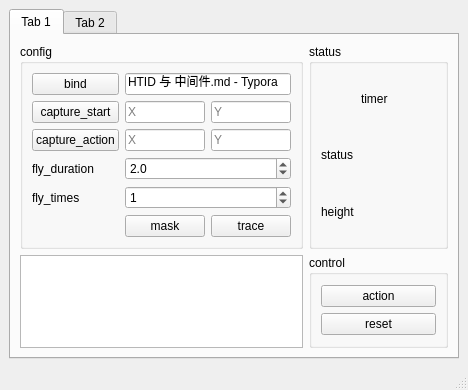
First picture: the form in ui/designer/main_window.ui, repository Airisi/PetHunter, before the edit.
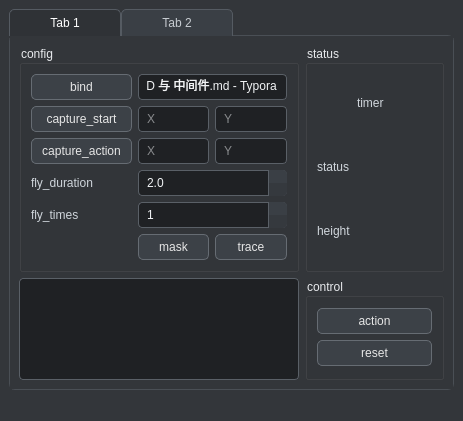
Second picture: the form after the edit.

Commit message: 完善 README 文档，添加项目结构、运行环境及安装说明；在主窗口中实现配置文件的加载与保存功能，增加飞行测量结果的 CSV 输出；优化窗口蒙层和鼠标轨迹的显示逻辑。

```diff
--- a/ui/designer/main_window.ui
+++ b/ui/designer/main_window.ui
@@ -13,6 +13,138 @@
   <property name="windowTitle">
    <string>PetHunter</string>
   </property>
+  <property name="styleSheet">
+   <string notr="true">            QMainWindow {
+                background-color: #2b2d30;
+            }
+
+            QWidget {
+                background-color: #33363a;
+                color: #e8eaed;                 /* 主文字 */
+                font-family: &quot;Microsoft YaHei&quot;;
+                font-size: 9pt;
+            }
+
+            /* ================= Tab ================= */
+            QTabWidget::pane {
+                border: 1px solid #4a4f55;
+                background-color: #2f3236;
+                border-radius: 6px;
+                top: -1px;
+            }
+
+            QTabBar::tab {
+                background-color: #3a3f45;
+                border: 1px solid #555b62;
+                border-bottom: none;
+                padding: 6px 12px;
+                min-width: 86px;
+                color: #c7ccd1;                 /* 次文字 */
+                border-top-left-radius: 5px;
+                border-top-right-radius: 5px;
+            }
+
+            QTabBar::tab:selected {
+                background-color: #2f3236;
+                color: #ffffff;
+            }
+
+            /* ================= Label ================= */
+            QLabel {
+                background-color: transparent;
+                color: #d0d6dc;                 /* 提升对比 */
+            }
+
+            /* ================= 输入控件 ================= */
+            QLineEdit, QSpinBox, QDoubleSpinBox, QTextEdit {
+                background-color: #1f2124;      /* 更深背景 */
+                border: 1px solid #5a6067;
+                border-radius: 4px;
+                color: #f2f4f6;                 /* 提亮文字 */
+                selection-background-color: #4c78a8;
+                selection-color: #ffffff;
+            }
+
+            QLineEdit {
+                padding: 4px 6px;
+            }
+
+            QSpinBox, QDoubleSpinBox {
+                padding: 4px 24px 4px 6px;
+            }
+
+            QSpinBox::up-button, QDoubleSpinBox::up-button {
+                subcontrol-origin: border;
+                subcontrol-position: top right;
+                width: 18px;
+                background-color: #3a3f45;
+                border-left: 1px solid #5a6067;
+                border-top-right-radius: 4px;
+            }
+
+            QSpinBox::down-button, QDoubleSpinBox::down-button {
+                subcontrol-origin: border;
+                subcontrol-position: bottom right;
+                width: 18px;
+                background-color: #35393e;
+                border-left: 1px solid #5a6067;
+                border-bottom-right-radius: 4px;
+            }
+
+            QSpinBox::up-button:hover, QDoubleSpinBox::up-button:hover,
+            QSpinBox::down-button:hover, QDoubleSpinBox::down-button:hover {
+                background-color: #4a5056;
+            }
+
+            /* ================= 按钮 ================= */
+            QPushButton {
+                background-color: #3c4147;
+                color: #e6e6e6;
+                border: 1px solid #666c73;
+                border-radius: 5px;
+                padding: 5px 10px;
+            }
+
+            QPushButton:hover {
+                background-color: #4a5056;
+            }
+
+            QPushButton:pressed {
+                background-color: #2f3338;
+            }
+
+            QPushButton:disabled {
+                background-color: #3a3f45;
+                color: #8b9198;
+            }
+
+            /* ================= 文本框 ================= */
+            QTextEdit {
+                padding: 6px;
+            }
+
+            /* ================= 滚动条 ================= */
+            QScrollBar:vertical {
+                background: #2a2d31;
+                width: 10px;
+                margin: 0px;
+            }
+
+            QScrollBar::handle:vertical {
+                background: #5c636a;
+                border-radius: 5px;
+                min-height: 24px;
+            }
+
+            QScrollBar::handle:vertical:hover {
+                background: #7a828a;
+            }
+
+            QScrollBar::add-line:vertical,
+            QScrollBar::sub-line:vertical {
+                height: 0px;
+            }</string>
+  </property>
   <widget class="QWidget" name="centralwidget">
    <layout class="QVBoxLayout">
     <item>
```
The commit also changes 6 other files.
